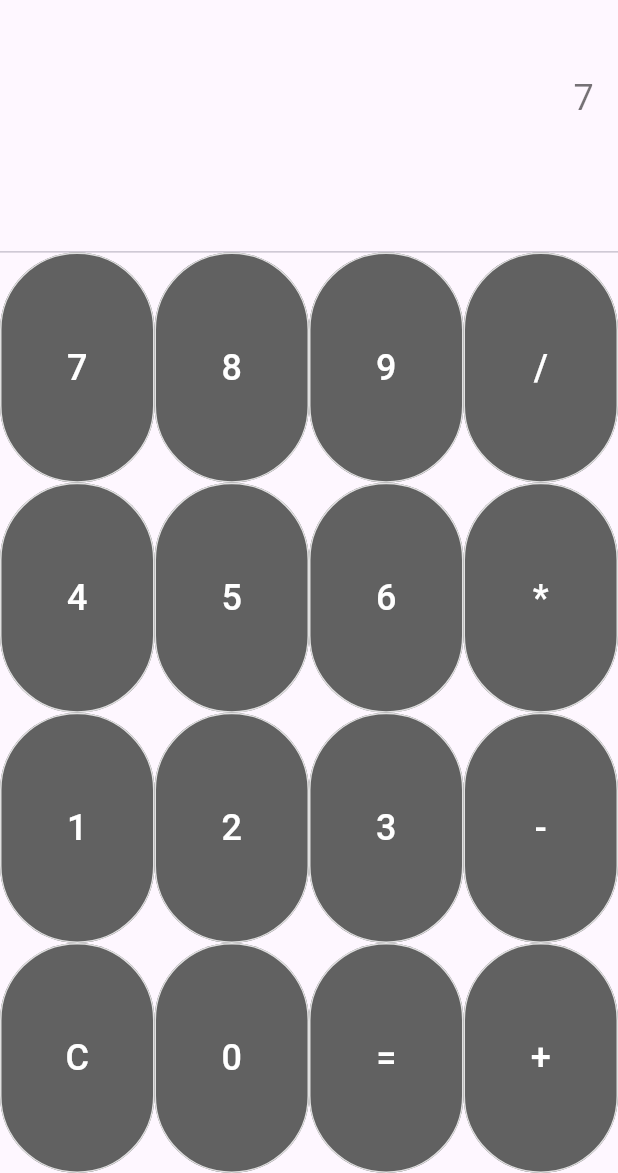
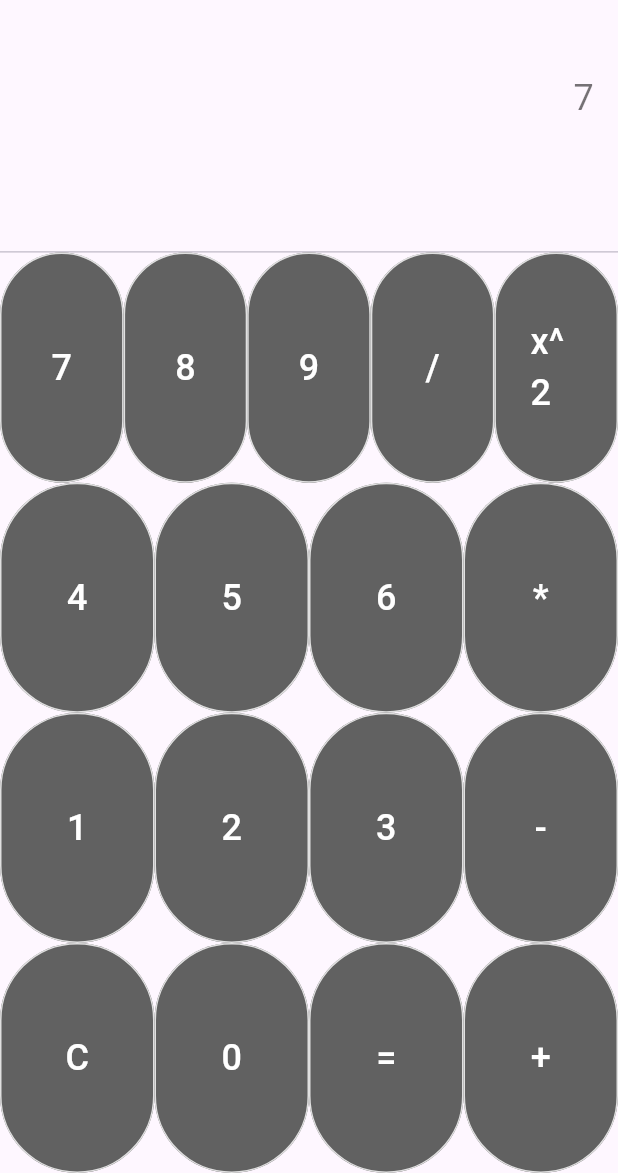
Before and after one commit to JacobLacouture/flutter-calculator, a Flutter app: the screen it shows after launch, after a tap on an icon or button, on a phone screen of 412 x 824 dp, the part 63-1236 px from its top. Run offline on Flutter 3.47's test engine with Material 3 defaults, Android fonts, the phone set to English and light mode, and no system bars; missing offline and left inert: expressions.

Commit message:
Added a square button to the calculator app

```diff
--- a/lib/main.dart
+++ b/lib/main.dart
@@ -2,10 +2,12 @@ import 'package:flutter/material.dart';
 import 'package:expressions/expressions.dart';
 
 void main() {
-  runApp(CalculatorApp());
+  runApp(const CalculatorApp());
 }
 
 class CalculatorApp extends StatelessWidget {
+  const CalculatorApp({super.key});
+
   @override
   Widget build(BuildContext context) {
     return MaterialApp(
@@ -13,12 +15,14 @@ class CalculatorApp extends StatelessWidget {
       theme: ThemeData(
         primarySwatch: Colors.blue,
       ),
-      home: CalculatorScreen(),
+      home: const CalculatorScreen(),
     );
   }
 }
 
 class CalculatorScreen extends StatefulWidget {
+  const CalculatorScreen({super.key});
+
   @override
   _CalculatorScreenState createState() => _CalculatorScreenState();
 }
@@ -35,13 +39,29 @@ class _CalculatorScreenState extends State<CalculatorScreen> {
       } else if (text == '=') {
         try {
             final expression = Expression.parse(_expression);
-            final evaluator = const ExpressionEvaluator();
+            const evaluator = ExpressionEvaluator();
             final result = evaluator.eval(expression, {});
             _result = result.toString();
         } catch (e) {
           _result = 'Error';
         }
-      } else {
+      } else if (text == 'x^2') {
+        try {
+          final expression = Expression.parse(_expression);
+          const evaluator = ExpressionEvaluator();
+          final result = evaluator.eval(expression, {});
+          _expression = '$result*$result';
+          final squaredExpression = Expression.parse(_expression);
+          final squaredResult = evaluator.eval(squaredExpression, {});
+          _result = squaredResult.toString();
+        } catch (e) {
+          _result = 'Error';
+        }
+      }else {
+        if (_result.isNotEmpty) {
+          _expression = '';
+          _result = '';
+        }
         _expression += text;
       }
     });
@@ -75,8 +95,8 @@ class _CalculatorScreenState extends State<CalculatorScreen> {
               ),
             ),
           ),
-          Divider(height: 1),
-          _buildButtonRow(['7', '8', '9', '/']),
+          const Divider(height: 1),
+          _buildButtonRow(['7', '8', '9', '/', 'x^2']),
           _buildButtonRow(['4', '5', '6', '*']),
           _buildButtonRow(['1', '2', '3', '-']),
           _buildButtonRow(['C', '0', '=', '+']),
@@ -92,13 +112,13 @@ class _CalculatorScreenState extends State<CalculatorScreen> {
         children: buttons.map((button) {
           return Expanded(
             child: FilledButton(
-              onPressed: () => _onPressed(button),
+              onPressed: () => _onPressed(button), style: FilledButton.styleFrom(
+                backgroundColor: Colors.grey[700],
+                side: BorderSide(color: Colors.grey[300]!),
+              ),
               child: Text(
                 button,
-                style: TextStyle(fontSize: 24),
-              ), style: FilledButton.styleFrom(
-                backgroundColor: Colors.grey[700],
-                side: BorderSide(color: Colors.grey[300]!),
+                style: const TextStyle(fontSize: 24),
               )
             ),
           );
```
Also changed, not shown: 1 other file.
